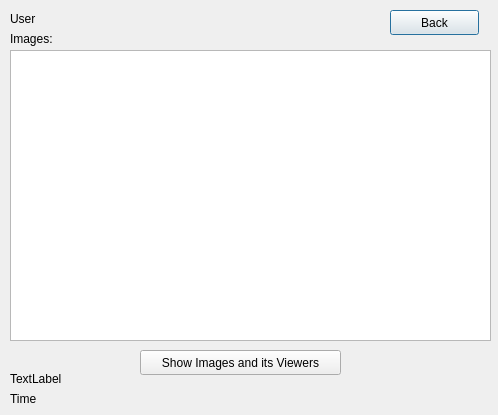
First picture: the form in GUIFiles/myimages.ui, repository SammySamer/Distributed-System-Image-Sharing-Platform, before the edit.
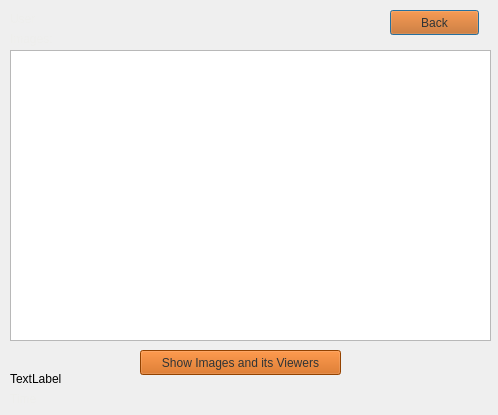
Second picture: the form after the edit.

What changed in the file:
```diff
--- a/GUIFiles/myimages.ui
+++ b/GUIFiles/myimages.ui
@@ -22,6 +22,13 @@
      <height>25</height>
     </rect>
    </property>
+   <property name="cursor">
+    <cursorShape>PointingHandCursor</cursorShape>
+   </property>
+   <property name="styleSheet">
+    <string notr="true">background-color: rgb(206, 92, 0);
+color: rgb(46, 52, 54);</string>
+   </property>
    <property name="text">
     <string>Back</string>
    </property>
@@ -45,6 +52,9 @@
      <height>17</height>
     </rect>
    </property>
+   <property name="styleSheet">
+    <string notr="true">color: rgb(238, 238, 236);</string>
+   </property>
    <property name="text">
     <string>User</string>
    </property>
@@ -54,10 +64,13 @@
     <rect>
      <x>10</x>
      <y>30</y>
-     <width>481</width>
+     <width>350</width>
      <height>17</height>
     </rect>
    </property>
+   <property name="styleSheet">
+    <string notr="true">color: rgb(238, 238, 236);</string>
+   </property>
    <property name="text">
     <string>Images:</string>
    </property>
@@ -84,6 +97,9 @@
      <height>17</height>
     </rect>
    </property>
+   <property name="styleSheet">
+    <string notr="true">color: rgb(238, 238, 236);</string>
+   </property>
    <property name="text">
     <string>Time</string>
    </property>
@@ -97,6 +113,13 @@
      <height>25</height>
     </rect>
    </property>
+   <property name="cursor">
+    <cursorShape>PointingHandCursor</cursorShape>
+   </property>
+   <property name="styleSheet">
+    <string notr="true">background-color: rgb(206, 92, 0);
+color: rgb(46, 52, 54);</string>
+   </property>
    <property name="text">
     <string>Show Images and its Viewers</string>
    </property>
```
Left out of the diff: 6 changed lines with no effect on the pictures.
